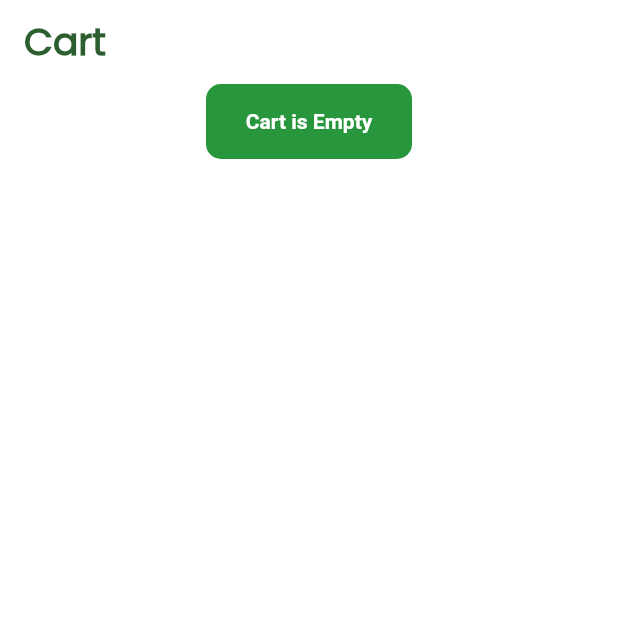
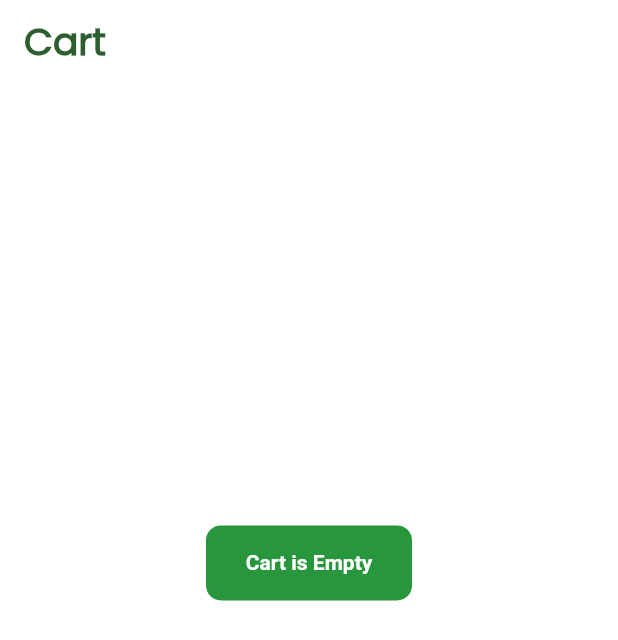
Before and after one commit to mhd-atheel/groceryapp, a Flutter app: the Cart screen opened directly, on a phone screen of 412 x 824 dp. Shown: the top 640 px of the screen. Run offline on Flutter 3.47's test engine with Material 2 defaults, Android fonts, the phone set to English and light mode, and no system bars; our stand-ins replace badges, cached_network_image, carousel_slider, cloud_firestore, custom_sliding_segmented_control, firebase_auth and 7 more; missing offline and left inert: bottom_bar, payhere_mobilesdk_flutter; accounts and stored records are empty; network calls fail.

Commit message:
>>>>>>>>>>>>> add date and time into the orderContainer.dart add const keyword

```diff
--- a/lib/cart.dart
+++ b/lib/cart.dart
@@ -141,13 +141,13 @@ class _CartState extends State<Cart> {
     return Scaffold(
       backgroundColor: Colors.white,
       appBar: AppBar(
-        title: Text(
+        title: const Text(
           "Cart",
           style: TextStyle(
               fontWeight: FontWeight.bold, fontSize: 25, fontFamily: "Poppins"),
         ),
         backgroundColor: Colors.white,
-        foregroundColor: Color(0xff2C5E30),
+        foregroundColor: const Color(0xff2C5E30),
         automaticallyImplyLeading: false,
         elevation: 0,
       ),
@@ -164,16 +164,16 @@ class _CartState extends State<Cart> {
               builder: (BuildContext context,
                   AsyncSnapshot<QuerySnapshot> snapshot) {
                 if (snapshot.hasError) {
-                  return Center(child: Text('Something went wrong'));
+                  return const Center(child: Text('Something went wrong'));
                 }
                 if (snapshot.connectionState == ConnectionState.waiting) {
-                  return Center(child: CircularProgressIndicator());
+                  return const Center(child: CircularProgressIndicator());
                 }
                 return Column(
                   children: [
                     ListView.builder(
                         shrinkWrap: true,
-                        physics: NeverScrollableScrollPhysics(),
+                        physics: const NeverScrollableScrollPhysics(),
                         itemCount: snapshot.data!.docs.length,
                         itemBuilder: (context, index) {
                           Map<String, dynamic> data = snapshot.data!.docs[index]
@@ -189,12 +189,13 @@ class _CartState extends State<Cart> {
                         }),
                     snapshot.data!.docs.isEmpty
                         ? Container(
-                            height: 50,
+                            height:50,
+                            margin: EdgeInsets.only(top: MediaQuery.of(context).size.height/2.8),
                             width: MediaQuery.of(context).size.width / 3,
                             decoration: BoxDecoration(
-                                color: Color(0xff27963c),
+                                color: const Color(0xff27963c),
                                 borderRadius: BorderRadius.circular(10)),
-                            child: Center(
+                            child: const Center(
                               child: Text(
                                 'Cart is Empty',
                                 style: TextStyle(
@@ -208,7 +209,7 @@ class _CartState extends State<Cart> {
                                 padding: const EdgeInsets.symmetric(
                                     horizontal: 16.0),
                                 child: Row(
-                                  children: [
+                                  children: const [
                                     Text(
                                       "Delivery Location",
                                       style: TextStyle(
@@ -236,7 +237,7 @@ class _CartState extends State<Cart> {
                                         const EdgeInsets.only(left: 20, top: 0),
                                     child: TextField(
                                         controller: addressController,
-                                        decoration: InputDecoration(
+                                        decoration: const InputDecoration(
                                           labelStyle:
                                               TextStyle(color: Colors.grey),
                                           border: InputBorder.none,
--- a/lib/orderpage.dart
+++ b/lib/orderpage.dart
@@ -65,7 +65,7 @@ class _OrderPageState extends State<OrderPage> {
                   orderId: data['orderId'].toString(),
                   deliveryAt: data['deliveryAt'],
                   total: data['total'].toString(),
-                  date: data['orderedAt.month'].toString(),
+                  date: data['orderedAt'],
                   status: data['status']);
             }).toList(),
           );
--- a/pubspec.yaml
+++ b/pubspec.yaml
@@ -53,6 +53,8 @@ dependencies:
   flutter_native_splash: ^2.2.16
   flutter_rating_bar: ^4.0.1
   custom_sliding_segmented_control: ^1.7.3
+  firebase_messaging: ^14.6.2
+  flutter_local_notifications: ^14.1.1
 
 dev_dependencies:
   flutter_test:
```
Also changed, not shown: lib/admins/adminHome.dart (+9 -8 lines), lib/loginpage.dart (+21 -16 lines), lib/main.dart (+7 -5 lines), lib/widget/orderContainer.dart (+17 -7 lines), pubspec.lock.
